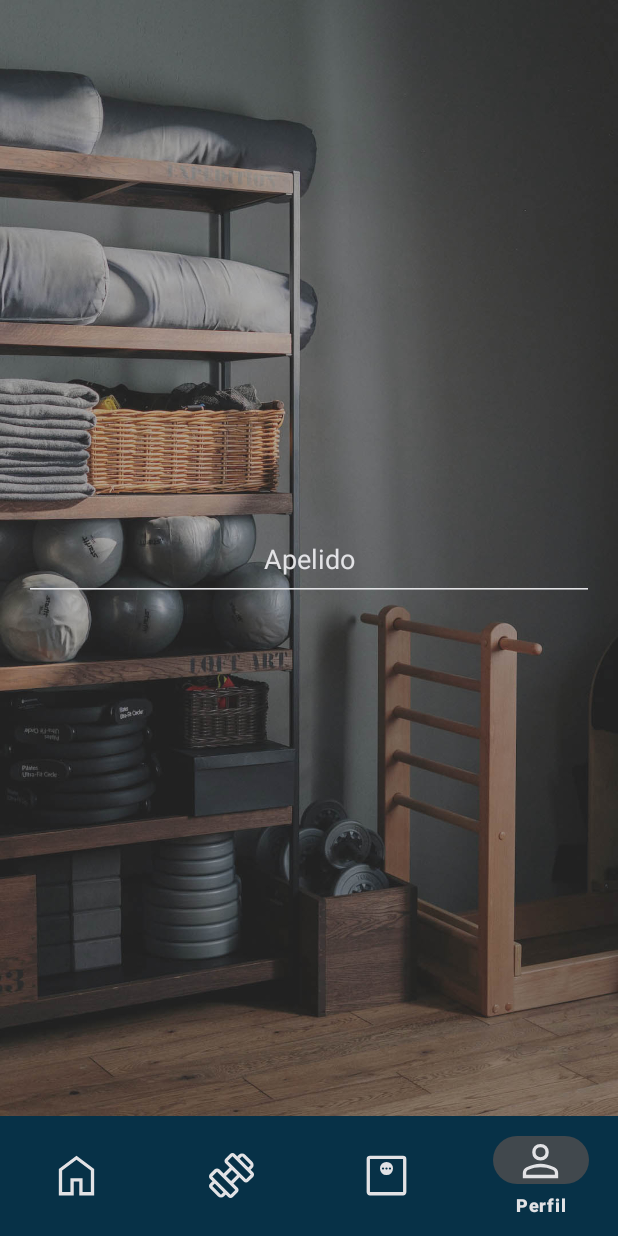
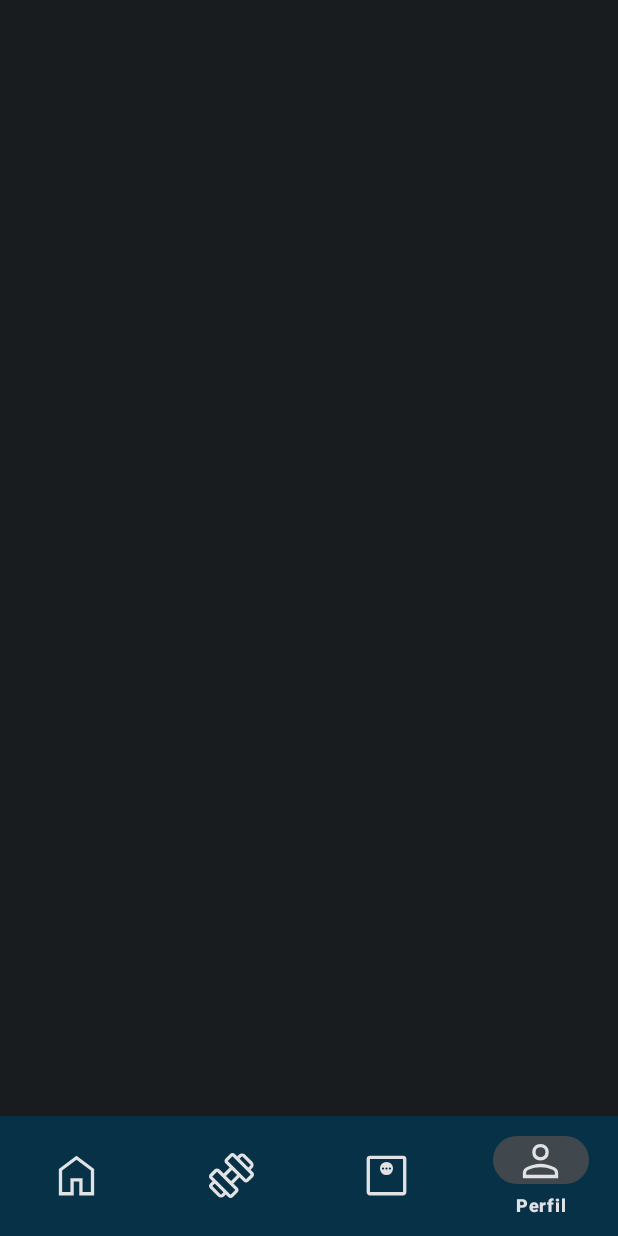
Before and after one commit to rodrigofelixf/nao-reveze, an Android app: the PerfilFragment screen opened through its navigation route, on a phone screen of 412 x 824 dp. Run offline under Robolectric (Android 15) with nearby library versions, the phone set to English and light mode, and no system bars; our stand-ins replace navigation-ui.

Commit message:
atualizacao antes da nova branch

```diff
--- a/app/build.gradle
+++ b/app/build.gradle
@@ -83,6 +83,9 @@ dependencies {
     //Glide image
     implementation 'com.github.bumptech.glide:glide:4.12.0'
 
+    implementation 'com.github.iren1:ruler-view:1.3.2'
+
+
 
 
 
--- a/app/src/main/res/layout/fragment_perfil.xml
+++ b/app/src/main/res/layout/fragment_perfil.xml
@@ -4,28 +4,11 @@
     xmlns:tools="http://schemas.android.com/tools"
     android:layout_width="match_parent"
     android:layout_height="match_parent"
-    android:background="@drawable/user_name_screen"
     android:padding="16dp"
     tools:context=".ui.MainActivity">
 
 
 
-    <androidx.appcompat.widget.AppCompatEditText
-        app:helperTextEnabled="true"
-        android:backgroundTint="@color/app_color_white"
-        app:helperText="Entre 3 e 12 caracteres"
-        android:layout_width="match_parent"
-        android:layout_height="wrap_content"
-        android:hint="Apelido"
-        android:gravity="center"
-        android:padding="16dp"
-        android:textColorHint="@color/app_color_white"
-        android:textColor="@color/app_color_white"
-        app:layout_constraintBottom_toBottomOf="parent"
-        app:layout_constraintEnd_toEndOf="parent"
-        app:layout_constraintStart_toStartOf="parent"
-        app:layout_constraintTop_toTopOf="parent"
-        tools:layout_editor_absoluteX="-16dp"
-        tools:layout_editor_absoluteY="89dp" />
+
 
 </androidx.constraintlayout.widget.ConstraintLayout>
```
